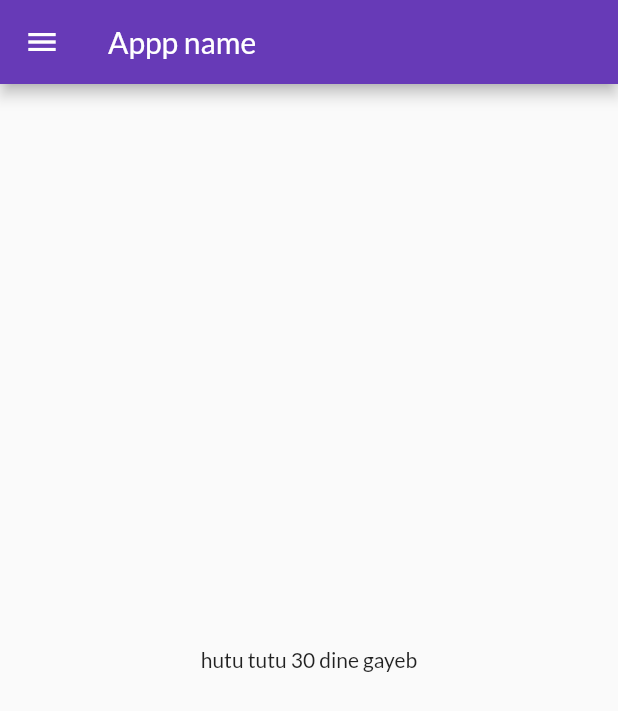
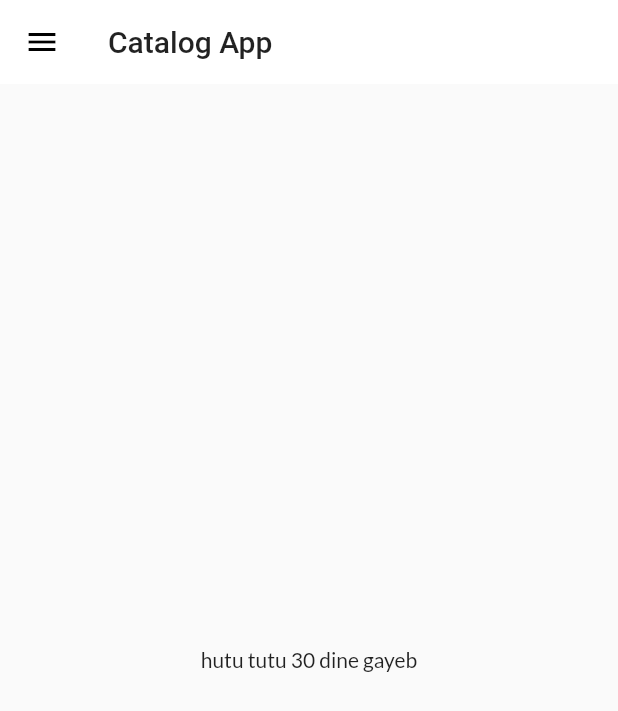
Before and after one commit to kazi-rayed-hossain/flutter_env_test, a Flutter app: the screen it shows after launch, on a phone screen of 412 x 824 dp. Shown: the top 711 px of the screen. Run offline on Flutter 3.47's test engine with Material 2 defaults, Android fonts, the phone set to English and light mode, and no system bars; our stand-ins replace google_fonts.

Commit message:
appBar theme,extracting theme, create model

```diff
--- a/lib/main.dart
+++ b/lib/main.dart
@@ -1,7 +1,8 @@
 import 'package:dhur_hoy_na_ken/pages/login_page.dart';
 import 'package:dhur_hoy_na_ken/utils/routes.dart';
+import 'package:dhur_hoy_na_ken/widgets/themes.dart';
 import 'package:flutter/material.dart';
-import 'package:google_fonts/google_fonts.dart';
+import 'widgets/themes.dart';
 import 'pages/home_page.dart';
 
 void main() {
@@ -20,16 +21,13 @@
 
       //themeMode holo ami ki amar device er kon mode a rakhbo light or dark eta thik kore
       themeMode: ThemeMode.light,
-      theme: ThemeData(
-        primarySwatch: Colors.deepPurple,
-        fontFamily: GoogleFonts.lato().fontFamily,
-       ),
+      theme: MyTheme.lightTheme(context),
+      darkTheme: MyTheme.darkTheme(context),
+
        //  debugShowCheckedModeBanner asole amade screen a j degug lekha ta ase ota soranor jonno use kora hoy r ki
        debugShowCheckedModeBanner: false,
 
-      darkTheme: ThemeData(
-        brightness: Brightness.dark,
-        ),
+
         initialRoute: MyRoutes.homeRoute,
         routes: {
           "/": (context)=> const LoginPage(),
--- a/lib/pages/home_page.dart
+++ b/lib/pages/home_page.dart
@@ -15,7 +15,7 @@
   Widget build(BuildContext context) {
     return Scaffold(
       appBar: AppBar(
-        title: const Text("Appp name"),
+        title: const Text("Catalog App"),
       ),
 
       body : Center(
--- /dev/null
+++ b/lib/widgets/themes.dart
@@ -0,0 +1,17 @@
+import 'package:flutter/material.dart';
+import 'package:google_fonts/google_fonts.dart';
+
+class MyTheme {
+  static ThemeData lightTheme(BuildContext context) => ThemeData(
+      primarySwatch: Colors.deepPurple,
+      fontFamily: GoogleFonts.lato().fontFamily,
+      appBarTheme: AppBarTheme(
+        color: Colors.white,
+        elevation: 0.0,
+        iconTheme: const IconThemeData(color: Colors.black),
+        textTheme: Theme.of(context).textTheme,
+      ));
+      static ThemeData darkTheme(BuildContext context) => ThemeData(
+      brightness: Brightness.dark,
+      );
+}
```
Also changed, not shown: lib/models/catalog.dart (added, +21 -0 lines).
